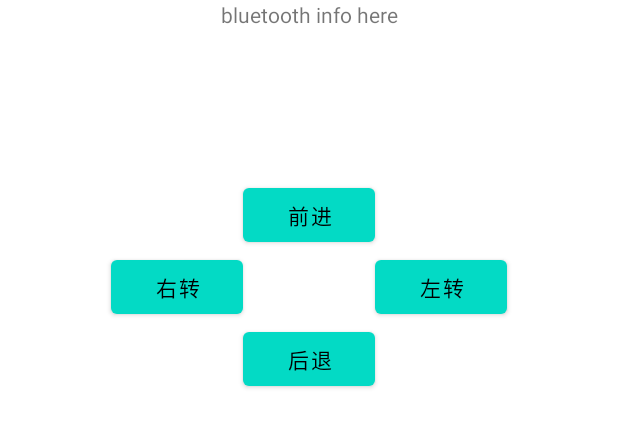
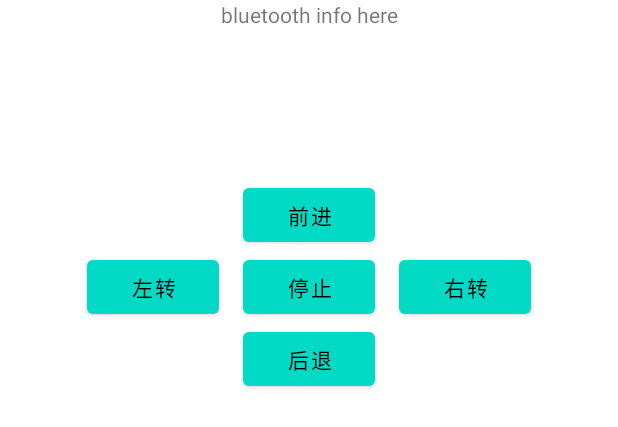
Before and after one commit to BlitherBoom812/IntelligentCarHelper, an Android app: the layout fragment_first.xml on its own in the app's theme, with its tools: preview values and no code run, on a phone screen of 412 x 824 dp. Shown: the top 427 px of the screen. Run offline under Robolectric (Android 15) with nearby library versions, the light colour scheme and no system bars.

Commit message:
增加停止按钮

```diff
--- a/app/build.gradle
+++ b/app/build.gradle
@@ -9,8 +9,8 @@ android {
         applicationId "com.example.intelligentcarhelper"
         minSdk 21
         targetSdk 31
-        versionCode 1
-        versionName "1.0"
+        versionCode 2
+        versionName "1.1"
 
         testInstrumentationRunner "androidx.test.runner.AndroidJUnitRunner"
     }
--- a/app/src/main/res/layout/fragment_first.xml
+++ b/app/src/main/res/layout/fragment_first.xml
@@ -28,18 +28,20 @@
         app:layout_constraintTop_toBottomOf="@id/textview_info" />
 
     <Button
-        android:id="@+id/button_left"
-        android:layout_width="wrap_content"
+        android:id="@+id/button_right"
+        android:layout_width="0dp"
         android:layout_height="wrap_content"
-        android:text="左转"
+        android:layout_marginStart="16dp"
+        android:text="右转"
         app:layout_constraintStart_toEndOf="@+id/button_front"
         app:layout_constraintTop_toBottomOf="@+id/button_front" />
 
     <Button
-        android:id="@+id/button_right"
-        android:layout_width="wrap_content"
+        android:id="@+id/button_left"
+        android:layout_width="0dp"
         android:layout_height="wrap_content"
-        android:text="右转"
+        android:layout_marginEnd="16dp"
+        android:text="左转"
         app:layout_constraintEnd_toStartOf="@+id/button_front"
         app:layout_constraintTop_toBottomOf="@+id/button_front" />
 
@@ -61,4 +63,14 @@
         app:layout_constraintStart_toStartOf="parent"
         app:layout_constraintTop_toBottomOf="@+id/button_back"></ListView>
 
+    <Button
+        android:id="@+id/button_stop"
+        android:layout_width="wrap_content"
+        android:layout_height="wrap_content"
+        android:text="停止"
+        app:layout_constraintBottom_toTopOf="@+id/button_back"
+        app:layout_constraintEnd_toStartOf="@+id/button_right"
+        app:layout_constraintStart_toEndOf="@+id/button_left"
+        app:layout_constraintTop_toBottomOf="@+id/button_front" />
+
 </androidx.constraintlayout.widget.ConstraintLayout>
```
Also changed, not shown: app/src/main/java/com/example/intelligentcarhelper/FirstFragment.java (+29 -32 lines), 1 other file.
